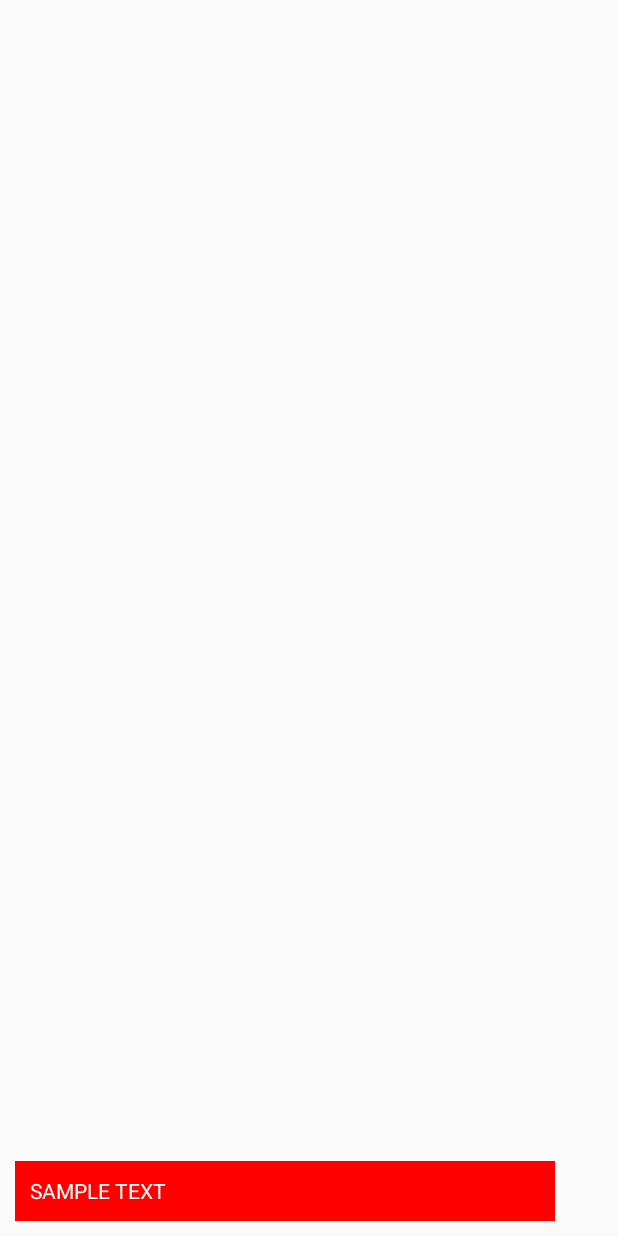
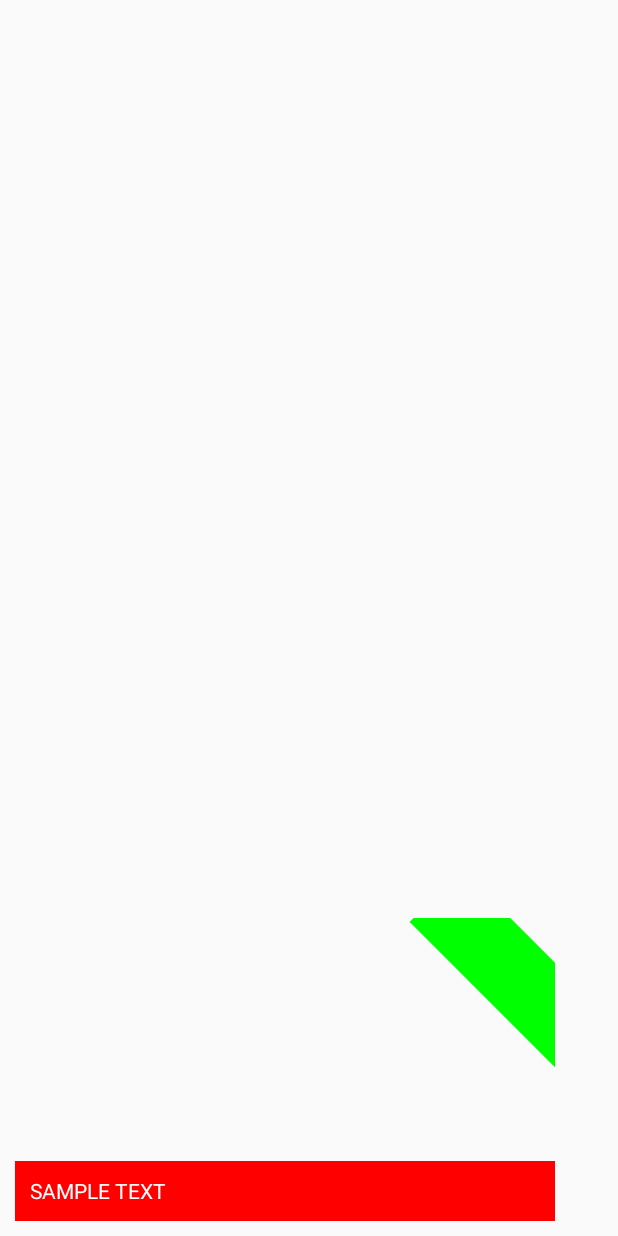
Before and after one commit to aaronnicholson/BB-Android, an Android app: the layout list_item_layout.xml on its own in the app's theme, with its tools: preview values and no code run, on a phone screen of 412 x 824 dp. Run offline under Robolectric (Android 15) with nearby library versions, the phone set to English and light mode, and no system bars; network calls fail.

```diff
--- a/BabysBrilliant/app/src/main/res/layout/list_item_layout.xml
+++ b/BabysBrilliant/app/src/main/res/layout/list_item_layout.xml
@@ -39,6 +39,33 @@
             android:textAllCaps="true"
             android:textColor="#ffffff"
             android:textSize="14sp" />
+        <TextView
+            android:layout_width="wrap_content"
+            android:layout_height="wrap_content"
+            android:id="@+id/playlist_icon"
+
+            />
+        <TextView
+            android:layout_width="wrap_content"
+            android:layout_height="wrap_content"
+            android:id="@+id/favorites_icon"
+
+            />
+
+        <TextView
+            android:id="@+id/priceText"
+            android:layout_width="140dp"
+            android:layout_height="wrap_content"
+            android:background="#00ff00"
+            android:textColor="#333333"
+            android:paddingTop="10dp"
+            android:paddingBottom="10dp"
+            android:gravity="center_horizontal"
+            android:layout_alignParentRight="true"
+            android:layout_marginRight="-40dp"
+            android:layout_marginTop="10dp"
+            android:textSize="22sp"
+            android:rotation="45"/>
 
     </RelativeLayout>
 
--- a/BabysBrilliant/app/src/main/res/values/strings.xml
+++ b/BabysBrilliant/app/src/main/res/values/strings.xml
@@ -5,4 +5,6 @@
     <string name="action_settings">Settings</string>
     <string name="sample_text">Sample Text</string>
     <string name="assets_url">http://new.babysbrilliant.com/app/?a=pDBstandard</string>
+    <string name="proxima_bold">fonts/ProximaNovaSoft-Bold.otf</string>
+    <string name="price_hard_coded">$0.99</string>
 </resources>
```
Also changed, not shown: BabysBrilliant/app/src/main/java/com/thecodebuilders/babysbrilliant/ListItem.java (+20 -3 lines), BabysBrilliant/app/src/main/java/com/thecodebuilders/babysbrilliant/MainActivity.java (+23 -1 lines), BabysBrilliant/app/src/main/java/com/thecodebuilders/babysbrilliant/ThumbnailListAdapter.java (+59 -13 lines).
